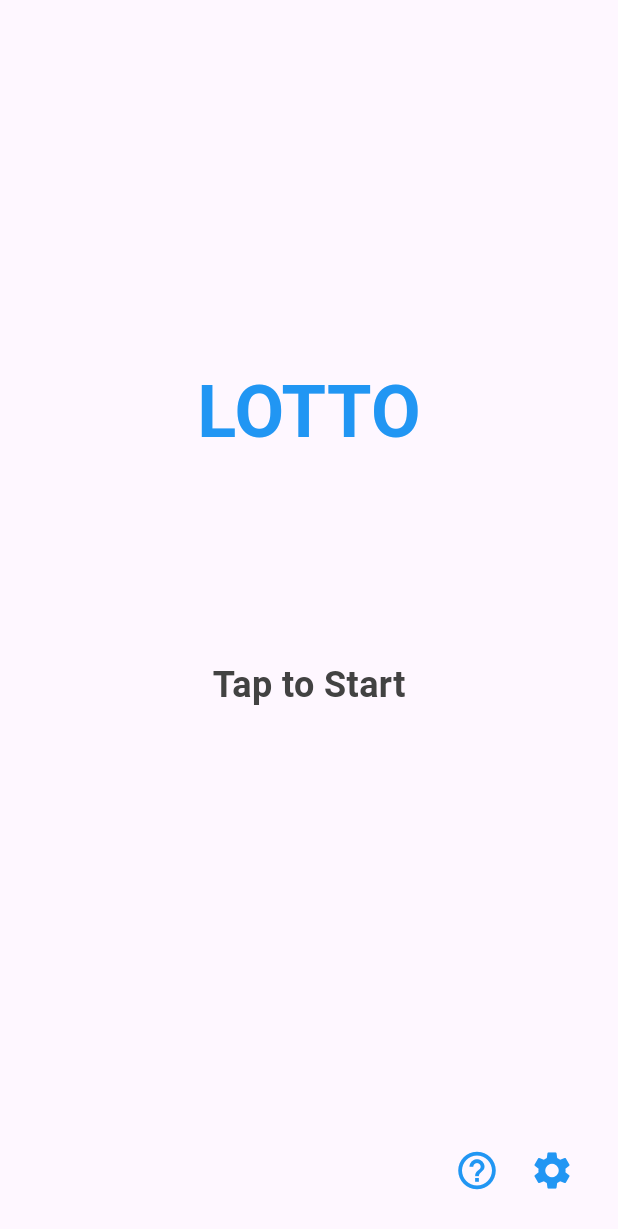
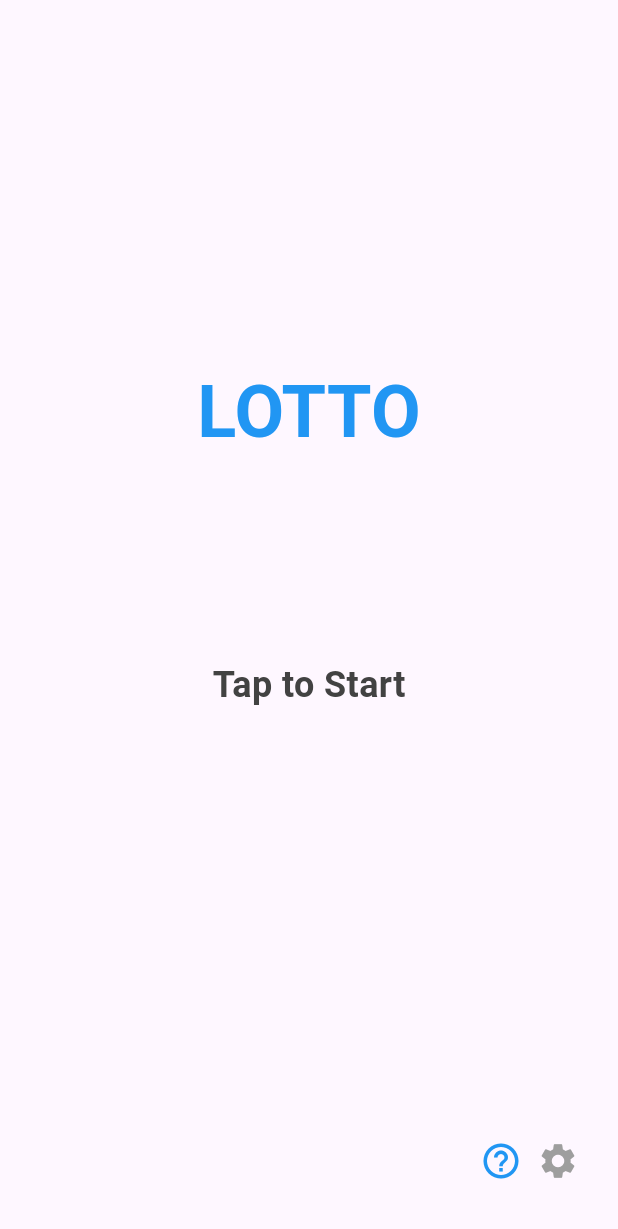
Before and after one commit to duckick/lotto_simul, a Flutter app: the screen it shows after launch, on a phone screen of 412 x 824 dp. Shown: the top 1229 px of the screen. Run offline on Flutter 3.47's test engine with Material 3 defaults, Android fonts, the light colour scheme and no system bars; our stand-ins replace barcode_widget, get, sqflite; accounts and stored records are empty.

Commit message:
Add files via upload
중복 다이얼로그 수정 전

```diff
--- a/lib/pages/play_page.dart
+++ b/lib/pages/play_page.dart
@@ -37,7 +37,7 @@ class _FloatingIconAnimationState extends State<FloatingIconAnimation>
   void initState() {
     super.initState();
     _controller = AnimationController(
-      duration: const Duration(milliseconds: 500),
+      duration: const Duration(milliseconds: 1000),
       vsync: this,
     );
 
@@ -99,8 +99,8 @@ class _FloatingIconAnimationState extends State<FloatingIconAnimation>
       animation: _controller,
       builder: (context, child) {
         return Positioned(
-          left: widget.startPosition.dx + _positionAnimation.value.dx * 100,
-          top: widget.startPosition.dy + _positionAnimation.value.dy * 100,
+          left: widget.startPosition.dx + _positionAnimation.value.dx * 40,
+          top: widget.startPosition.dy + _positionAnimation.value.dy * 40,
           child: Opacity(
             opacity: _opacityAnimation.value,
             child: Transform.scale(
@@ -118,6 +118,56 @@ class _FloatingIconAnimationState extends State<FloatingIconAnimation>
   }
 }
 
+// 눌림 효과가 있는 버튼 위젯
+class PressableButton extends StatefulWidget {
+  final Widget child;
+  final VoidCallback onPressed;
+  final double scaleDownTo;
+  final Duration duration;
+
+  const PressableButton({
+    Key? key,
+    required this.child,
+    required this.onPressed,
+    this.scaleDownTo = 0.95,
+    this.duration = const Duration(milliseconds: 100),
+  }) : super(key: key);
+
+  @override
+  State<PressableButton> createState() => _PressableButtonState();
+}
+
+class _PressableButtonState extends State<PressableButton> {
+  bool _isPressed = false;
+
+  @override
+  Widget build(BuildContext context) {
+    return GestureDetector(
+      onTapDown: (_) {
+        setState(() {
+          _isPressed = true;
+        });
+      },
+      onTapUp: (_) {
+        setState(() {
+          _isPressed = false;
+        });
+        widget.onPressed();
+      },
+      onTapCancel: () {
+        setState(() {
+          _isPressed = false;
+        });
+      },
+      child: AnimatedScale(
+        scale: _isPressed ? widget.scaleDownTo : 1.0,
+        duration: widget.duration,
+        child: widget.child,
+      ),
+    );
+  }
+}
+
 class PlayPage extends StatefulWidget {
   const PlayPage({Key? key}) : super(key: key);
 
@@ -125,7 +175,8 @@ class PlayPage extends StatefulWidget {
   State<PlayPage> createState() => _PlayPageState();
 }
 
-class _PlayPageState extends State<PlayPage> {
+class _PlayPageState extends State<PlayPage>
+    with SingleTickerProviderStateMixin {
   final List<FloatingIconAnimation> _floatingIcons = [];
   final GlobalKey _purchaseButtonKey = GlobalKey();
 
@@ -262,7 +313,7 @@ class _PlayPageState extends State<PlayPage> {
                 children: [
                   Container(
                     padding:
-                        const EdgeInsets.symmetric(horizontal: 16, vertical: 8),
+                        const EdgeInsets.symmetric(horizontal: 16, vertical: 4),
                     decoration: BoxDecoration(
                       color: Colors.blue.shade50,
                       border: Border(
@@ -287,12 +338,13 @@ class _PlayPageState extends State<PlayPage> {
                         Row(
                           children: [
                             // 통계 버튼
-                            IconButton(
-                              icon: const Icon(Icons.bar_chart),
-                              tooltip: '당첨 통계',
+                            PressableButton(
                               onPressed: () => controller.goToStatsPage(),
-                              style: IconButton.styleFrom(
-                                highlightColor: Colors.transparent,
+                              scaleDownTo: 0.9,
+                              child: Icon(
+                                Icons.bar_chart,
+                                color: Colors.black54,
+                                size: 24,
                               ),
                             ),
                             const SizedBox(width: 8),
@@ -314,7 +366,7 @@ class _PlayPageState extends State<PlayPage> {
                   // 상단 요약 정보
                   Padding(
                     padding:
-                        const EdgeInsets.symmetric(horizontal: 16, vertical: 8),
+                        const EdgeInsets.symmetric(horizontal: 8, vertical: 6),
                     child: Row(
                       children: [
                         Expanded(
@@ -336,7 +388,7 @@ class _PlayPageState extends State<PlayPage> {
                                 ),
                                 color: Colors.blue.shade50,
                                 child: Padding(
-                                  padding: const EdgeInsets.all(12.0),
+                                  padding: const EdgeInsets.all(11.0),
                                   child: Column(
                                     mainAxisAlignment: MainAxisAlignment.center,
                                     crossAxisAlignment:
@@ -361,17 +413,12 @@ class _PlayPageState extends State<PlayPage> {
                         const SizedBox(width: 8),
                         Expanded(
                           child: Obx(() {
-                            return Container(
-                              height: 65, // 56 + 9 = 65픽셀로 높이 증가
-                              child: Material(
-                                color: Colors.transparent,
-                                child: InkWell(
-                                  onTap: () {
+                            return PressableButton(
+                              onPressed: () {
                                 controller.addNewTicket();
                               },
-                                  borderRadius: BorderRadius.circular(4),
-                                  splashColor: Colors.transparent,
-                                  highlightColor: Colors.transparent,
+                              child: Container(
+                                height: 65, // 56 + 9 = 65픽셀로 높이 증가
                                 child: Card(
                                   margin: EdgeInsets.zero,
                                   elevation: 0, // 그림자 제거
@@ -385,8 +432,7 @@ class _PlayPageState extends State<PlayPage> {
                                   ),
                                   color: Colors.green.shade50,
                                   child: Padding(
-                                      padding: const EdgeInsets.symmetric(
-                                          horizontal: 12.0, vertical: 8.0),
+                                    padding: const EdgeInsets.all(11.0),
                                     child: Row(
                                       mainAxisAlignment:
                                           MainAxisAlignment.spaceBetween,
@@ -398,8 +444,7 @@ class _PlayPageState extends State<PlayPage> {
                                               CrossAxisAlignment.start,
                                           children: [
                                             const Text('총 티켓수',
-                                                  style:
-                                                      TextStyle(fontSize: 12)),
+                                                style: TextStyle(fontSize: 12)),
                                             Text(
                                               '${controller.tickets.length}장',
                                               style: const TextStyle(
@@ -416,7 +461,6 @@ class _PlayPageState extends State<PlayPage> {
                                           size: 28,
                                         ),
                                       ],
-                                      ),
                                     ),
                                   ),
                                 ),
@@ -467,7 +511,7 @@ class _PlayPageState extends State<PlayPage> {
                     child: Row(
                       children: [
                         Expanded(
-                          child: OutlinedButton.icon(
+                          child: PressableButton(
                             onPressed: () {
                               // 이미 스낵바가 표시 중인지 확인
                               if (Get.isSnackbarOpen) {
@@ -490,15 +534,21 @@ class _PlayPageState extends State<PlayPage> {
                                 }
                               }
                             },
+                            child: OutlinedButton.icon(
+                              onPressed:
+                                  null, // 실제 onPressed는 PressableButton에서 처리
                               icon: const Icon(Icons.flash_on),
                               label: const Text('일괄 자동'),
                               style: OutlinedButton.styleFrom(
                                 foregroundColor: Colors.black87,
+                                disabledForegroundColor: Colors.black87,
                                 side: const BorderSide(color: Colors.black26),
                                 shape: RoundedRectangleBorder(
                                   borderRadius: BorderRadius.circular(4),
                                 ),
-                              padding: const EdgeInsets.symmetric(vertical: 12),
+                                padding:
+                                    const EdgeInsets.symmetric(vertical: 12),
+                              ),
                             ),
                           ),
                         ),
@@ -519,10 +569,7 @@ class _PlayPageState extends State<PlayPage> {
                             final canPurchase = totalAmount > 0;
 
                             // 항상 구매하기 또는 넘어가기 버튼만 표시 (결과 확인 버튼 제거)
-                            return ElevatedButton.icon(
-                              key: canPurchase
-                                  ? _purchaseButtonKey
-                                  : null, // 구매 버튼에만 키 추가
+                            return PressableButton(
                               onPressed: () {
                                 // 이미 스낵바가 표시 중인지 확인
                                 if (Get.isSnackbarOpen) {
@@ -567,6 +614,12 @@ class _PlayPageState extends State<PlayPage> {
                                   );
                                 }
                               },
+                              child: ElevatedButton.icon(
+                                key: canPurchase
+                                    ? _purchaseButtonKey
+                                    : null, // 구매 버튼에만 키 추가
+                                onPressed:
+                                    null, // 실제 onPressed는 PressableButton에서 처리
                                 icon: Icon(canPurchase
                                     ? Icons.shopping_cart
                                     : Icons.arrow_forward),
@@ -574,7 +627,10 @@ class _PlayPageState extends State<PlayPage> {
                                 style: ElevatedButton.styleFrom(
                                   backgroundColor:
                                       canPurchase ? Colors.blue : Colors.amber,
+                                  disabledBackgroundColor:
+                                      canPurchase ? Colors.blue : Colors.amber,
                                   foregroundColor: Colors.white,
+                                  disabledForegroundColor: Colors.white,
                                   elevation: 0, // 그림자 제거
                                   shape: RoundedRectangleBorder(
                                     borderRadius:
@@ -582,6 +638,7 @@ class _PlayPageState extends State<PlayPage> {
                                   ),
                                   padding:
                                       const EdgeInsets.symmetric(vertical: 12),
+                                ),
                               ),
                             );
                           }),
--- a/lib/pages/start_page.dart
+++ b/lib/pages/start_page.dart
@@ -3,6 +3,7 @@ import 'package:flutter/material.dart';
 import 'package:get/get.dart';
 import '../controllers/lotto_ticket_controller.dart';
 import '../services/database_service.dart';
+import 'play_page.dart'; // PressableButton 위젯을 사용하기 위한 import
 
 class StartPage extends StatelessWidget {
   const StartPage({Key? key}) : super(key: key);
@@ -26,8 +27,10 @@ class StartPage extends StatelessWidget {
                   ),
                 ),
                 const SizedBox(height: 20),
-                GestureDetector(
-                  onTap: () => Get.offAllNamed('/main'),
+                PressableButton(
+                  onPressed: () => Get.offAllNamed('/main'),
+                  scaleDownTo: 0.95,
+                  duration: const Duration(milliseconds: 150),
                   child: Container(
                     padding: const EdgeInsets.symmetric(
                         vertical: 110, horizontal: 80),
@@ -49,32 +52,39 @@ class StartPage extends StatelessWidget {
             ),
           ),
           Positioned(
-            right: 70,
+            right: 10,
             bottom: 20,
-            child: IconButton(
-              icon: const Icon(
+            child: Container(
+              padding: const EdgeInsets.all(16.0),
+              child: Row(
+                mainAxisAlignment: MainAxisAlignment.spaceBetween,
+                children: [
+                  // 헬프 버튼
+                  PressableButton(
+                    onPressed: () => _showHelpDialog(context),
+                    scaleDownTo: 0.9,
+                    duration: const Duration(milliseconds: 100),
+                    child: const Icon(
                       Icons.help_outline,
-                size: 30,
                       color: Colors.blue,
-              ),
-              onPressed: () => _showHelpDialog(context),
-              style: IconButton.styleFrom(
-                highlightColor: Colors.transparent,
+                      size: 28,
                     ),
                   ),
+                  SizedBox(
+                    width: 10,
                   ),
-          Positioned(
-            right: 20,
-            bottom: 20,
-            child: IconButton(
-              icon: const Icon(
+                  // 설정 버튼
+                  PressableButton(
+                    onPressed: () => _showSettingsDialog(context),
+                    scaleDownTo: 0.9,
+                    duration: const Duration(milliseconds: 100),
+                    child: const Icon(
                       Icons.settings,
-                size: 30,
-                color: Colors.blue,
+                      color: Colors.grey,
+                      size: 28,
                     ),
-              onPressed: () => _showSettingsDialog(context),
-              style: IconButton.styleFrom(
-                highlightColor: Colors.transparent,
+                  ),
+                ],
               ),
             ),
           ),
```
Lines whose indentation alone changed are shown as unchanged.
